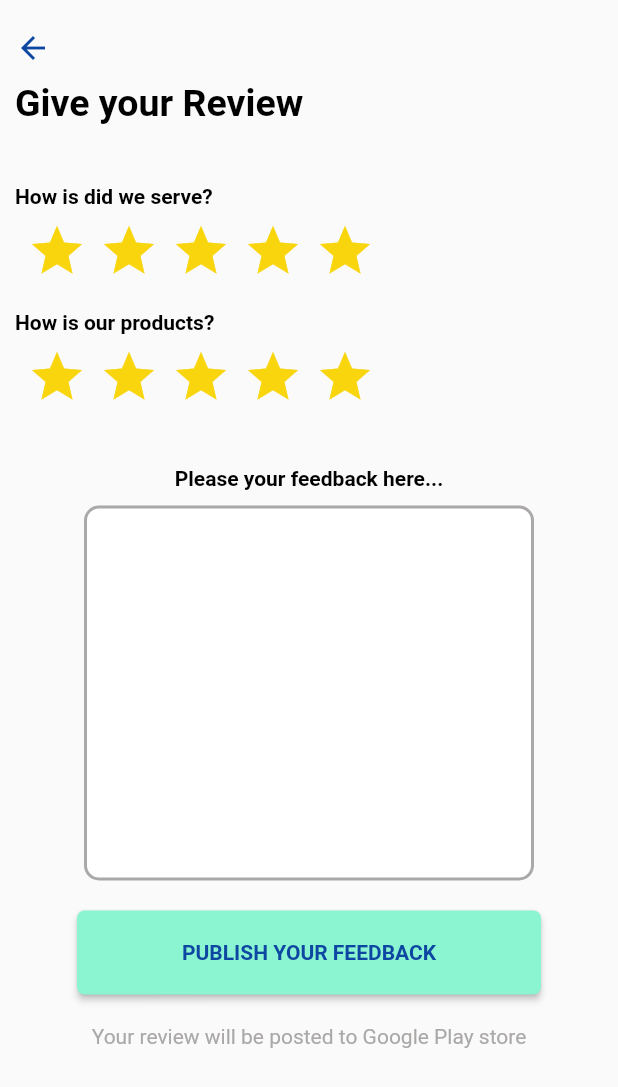
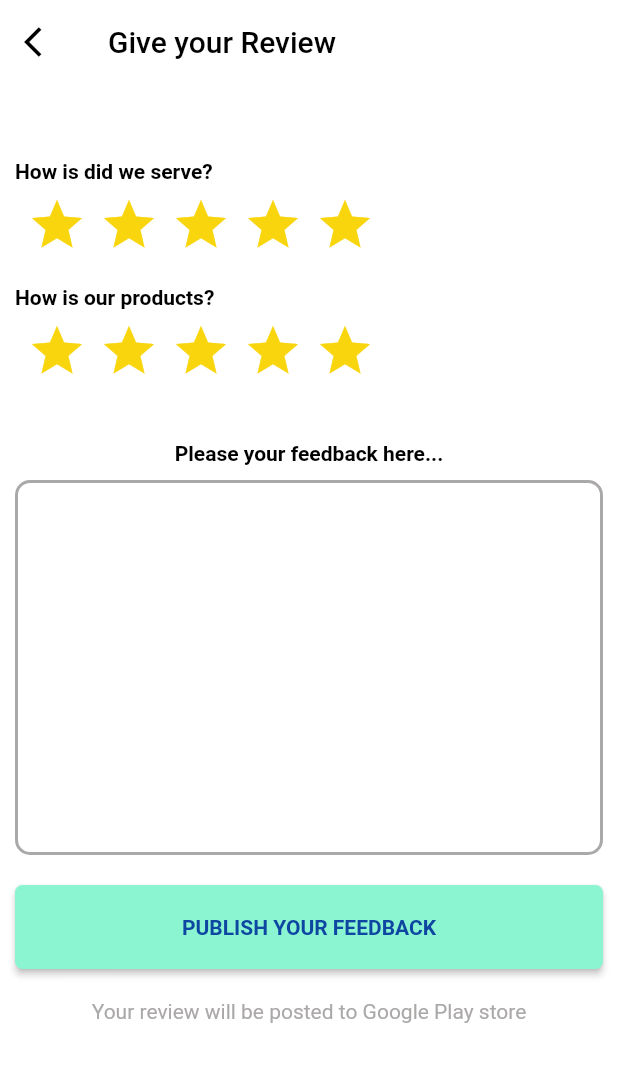
Before and after one commit to naren1726/feedback-app, a Flutter app: the screen it shows after launch, on a phone screen of 412 x 824 dp. Shown: the top 1087 px of the screen. Run offline on Flutter 3.47's test engine with Material 2 defaults, Android fonts, the phone set to English and light mode, and no system bars; Roboto replaces fonts that are missing (WorkSansMedium).

Commit message:
Modified the UI

```diff
--- a/lib/pages/feedback.dart
+++ b/lib/pages/feedback.dart
@@ -12,31 +12,20 @@ class MyApp extends StatelessWidget {
   @override
   Widget build(BuildContext context) {
     return Scaffold(
+      backgroundColor: Colors.white,
+      appBar: AppBar(
+        elevation: 0.0,
+        backgroundColor: Colors.white,
+        leading: IconButton(icon: Icon(Icons.arrow_back_ios), onPressed: () {}),
+        title: Text(
+          "Give your Review",
+          style: TextStyle(color: Colors.black),
+        ),
+      ),
       body: Container(
         padding: EdgeInsets.all(10),
-        child: Column(
-          mainAxisAlignment: MainAxisAlignment.start,
+        child: ListView(
           children: [
-            SizedBox(height: 10),
-            Align(
-              alignment: Alignment.topLeft,
-              child: Icon(
-                Icons.arrow_back,
-                color: Colors.blue[900],
-              ),
-            ),
-            SizedBox(height: 10),
-            Align(
-              alignment: Alignment.topLeft,
-              child: Text(
-                "Give your Review",
-                style: TextStyle(
-                  fontSize: 25,
-                  color: Colors.black,
-                  fontWeight: FontWeight.bold,
-                ),
-              ),
-            ),
             SizedBox(height: 40),
             Align(
               alignment: Alignment.topLeft,
@@ -164,17 +153,14 @@ showAlertDialog(BuildContext context) {
   // set up the AlertDialog
   AlertDialog alert = AlertDialog(
     content: Container(
-      height: MediaQuery.of(context).size.height * 0.5,
-      width: MediaQuery.of(context).size.width * 0.7,
       decoration: BoxDecoration(borderRadius: BorderRadius.circular(20)),
       child: Column(
         crossAxisAlignment: CrossAxisAlignment.center,
+        mainAxisSize: MainAxisSize.min,
         children: [
           Image(image: AssetImage('assets/images/feedback.png')),
-          SizedBox(height: 20),
-          Align(
-            alignment: Alignment.center,
-            child: Text(
+          // SizedBox(height: 20),
+          Text(
             "Submitted!",
             style: TextStyle(
               fontSize: 25,
@@ -182,29 +168,17 @@ showAlertDialog(BuildContext context) {
               fontWeight: FontWeight.bold,
             ),
           ),
-          ),
-          SizedBox(height: 20),
-          Align(
-            alignment: Alignment.center,
-            child: Text(
+          // SizedBox(height: 20),
+          Text(
             "Thank you for sharing your thoughts",
             style: TextStyle(
               color: Colors.black,
               fontWeight: FontWeight.bold,
             ),
           ),
-          ),
-          Align(
-            alignment: Alignment.center,
-            child: Text(
-              " We appriciate your feedback!",
-              style: TextStyle(
-                color: Colors.black,
-                fontWeight: FontWeight.bold,
-              ),
-            ),
-          ),
-          Image(image: AssetImage('assets/images/tick.jpg')),
+          // Image(
+          //   image: AssetImage('assets/images/tick.jpg'),
+          // ),
         ],
       ),
     ),
--- a/pubspec.yaml
+++ b/pubspec.yaml
@@ -46,7 +46,7 @@ flutter:
 
   # To add assets to your application, add an assets section, like this:
   assets:
-    - assets/
+    - assets/images/
     # - images/a_dot_ham.jpeg
 
   # An image asset can refer to one or more resolution-specific "variants", see
```
Also changed, not shown: lib/main.dart (+6 -1 lines). Lines whose indentation alone changed are shown as unchanged.
